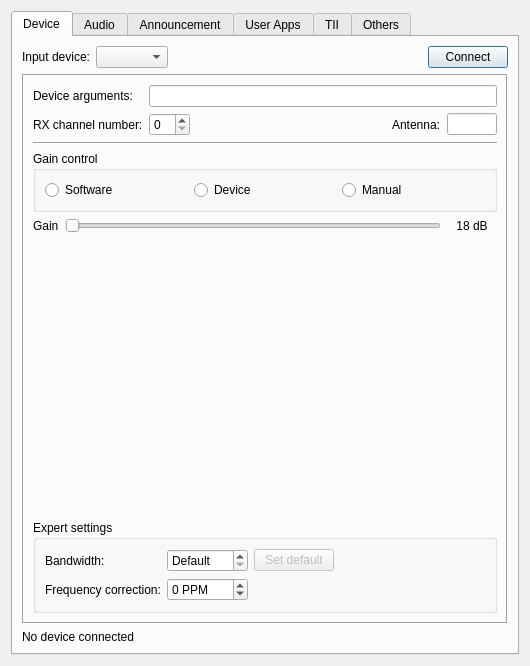
This is gui/setupdialog.ui in KejPi/AbracaDABra as Qt 5 draws it before an edit. The edited form follows.
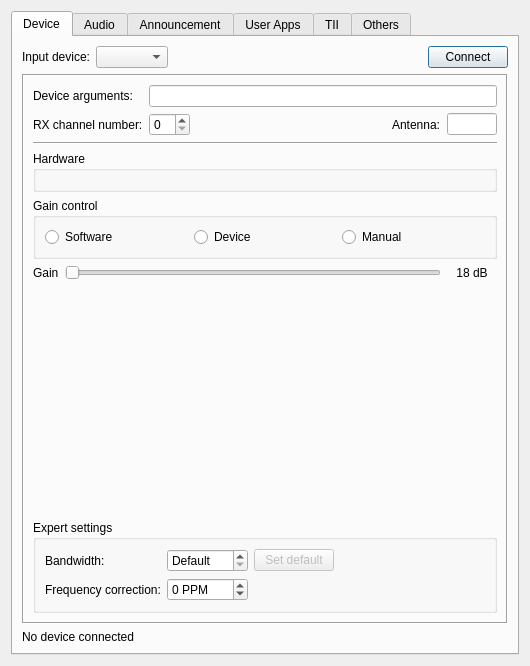
This is the edited form. Custom widgets are drawn as their Qt base class.

```diff
--- a/gui/setupdialog.ui
+++ b/gui/setupdialog.ui
@@ -1007,6 +1007,14 @@
             </widget>
            </item>
            <item row="3" column="0" colspan="5">
+            <widget class="QGroupBox" name="soapysdrInfoWidget">
+             <property name="title">
+              <string>Hardware</string>
+             </property>
+             <layout class="QGridLayout" name="soapysdrInfoWidgetLayout"/>
+            </widget>
+           </item>
+           <item row="4" column="0" colspan="5">
             <widget class="QGroupBox" name="soapysdrGainModeGroup">
              <property name="title">
               <string>Gain control</string>
@@ -1045,7 +1053,7 @@
              </layout>
             </widget>
            </item>
-           <item row="4" column="0" colspan="5">
+           <item row="5" column="0" colspan="5">
             <widget class="QWidget" name="soapysdrGainWidget" native="true">
              <layout class="QHBoxLayout" name="horizontalLayout_8">
               <property name="leftMargin">
@@ -1093,7 +1101,7 @@
              </layout>
             </widget>
            </item>
-           <item row="5" column="0" colspan="5">
+           <item row="6" column="0" colspan="5">
             <spacer name="verticalSpacer_6">
              <property name="orientation">
               <enum>Qt::Orientation::Vertical</enum>
@@ -1109,7 +1117,7 @@
              </property>
             </spacer>
            </item>
-           <item row="6" column="0" colspan="5">
+           <item row="7" column="0" colspan="5">
             <widget class="QGroupBox" name="soapysdrExpertGroup">
              <property name="title">
               <string>Expert settings</string>
```
